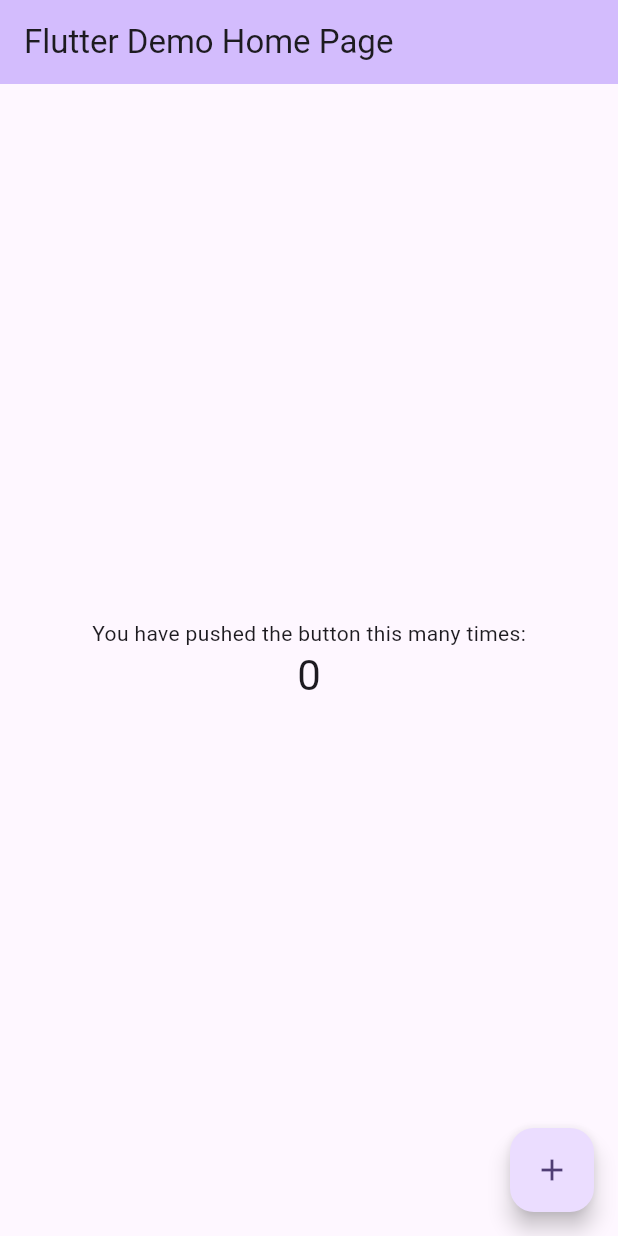
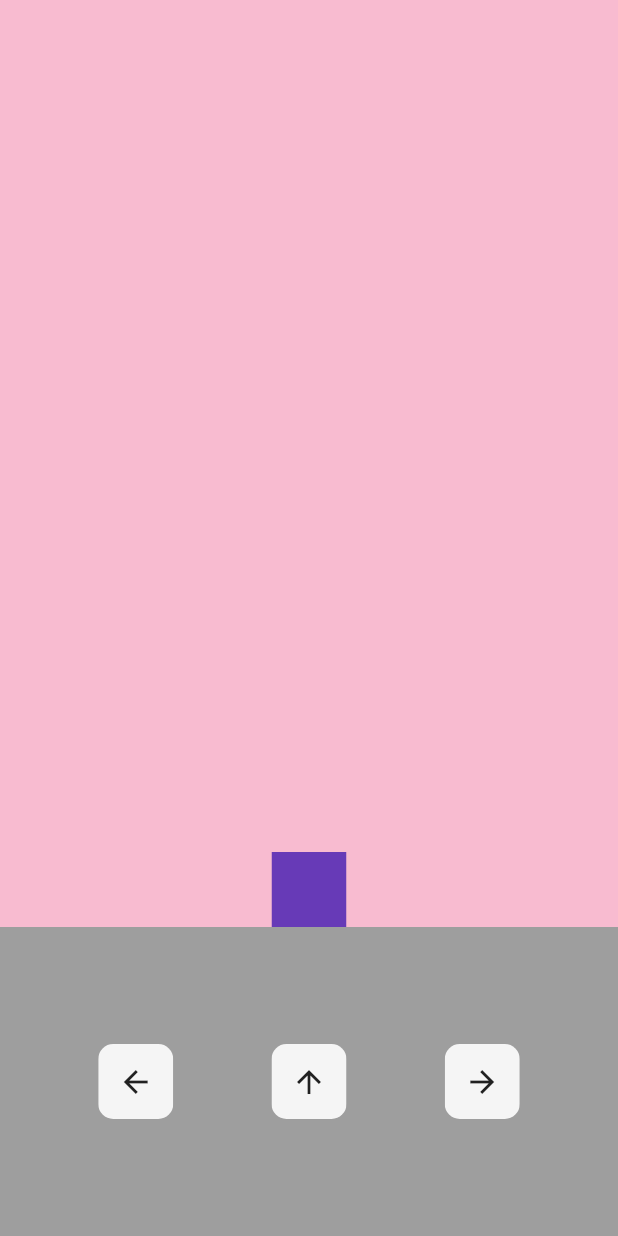
Before and after one commit to Nooberd-Incompat/bubble-trouble, a Flutter app: the screen it shows after launch, on a phone screen of 412 x 824 dp. Run offline on Flutter 3.47's test engine with Material 3 defaults, Android fonts, the phone set to English and light mode, and no system bars.

Commit message:
made the framework of the game

```diff
--- a/lib/main.dart
+++ b/lib/main.dart
@@ -1,125 +1,16 @@
+import 'package:bubbletrouble/screens/home.dart';
 import 'package:flutter/material.dart';
 
 void main() {
-  runApp(const MyApp());
+  runApp(MyApp());
 }
 
 class MyApp extends StatelessWidget {
-  const MyApp({super.key});
-
-  // This widget is the root of your application.
   @override
   Widget build(BuildContext context) {
     return MaterialApp(
-      title: 'Flutter Demo',
-      theme: ThemeData(
-        // This is the theme of your application.
-        //
-        // TRY THIS: Try running your application with "flutter run". You'll see
-        // the application has a purple toolbar. Then, without quitting the app,
-        // try changing the seedColor in the colorScheme below to Colors.green
-        // and then invoke "hot reload" (save your changes or press the "hot
-        // reload" button in a Flutter-supported IDE, or press "r" if you used
-        // the command line to start the app).
-        //
-        // Notice that the counter didn't reset back to zero; the application
-        // state is not lost during the reload. To reset the state, use hot
-        // restart instead.
-        //
-        // This works for code too, not just values: Most code changes can be
-        // tested with just a hot reload.
-        colorScheme: ColorScheme.fromSeed(seedColor: Colors.deepPurple),
-        useMaterial3: true,
-      ),
-      home: const MyHomePage(title: 'Flutter Demo Home Page'),
+      debugShowCheckedModeBanner: false,
+      home: HomePage(),
     );
   }
 }
-
-class MyHomePage extends StatefulWidget {
-  const MyHomePage({super.key, required this.title});
-
-  // This widget is the home page of your application. It is stateful, meaning
-  // that it has a State object (defined below) that contains fields that affect
-  // how it looks.
-
-  // This class is the configuration for the state. It holds the values (in this
-  // case the title) provided by the parent (in this case the App widget) and
-  // used by the build method of the State. Fields in a Widget subclass are
-  // always marked "final".
-
-  final String title;
-
-  @override
-  State<MyHomePage> createState() => _MyHomePageState();
-}
-
-class _MyHomePageState extends State<MyHomePage> {
-  int _counter = 0;
-
-  void _incrementCounter() {
-    setState(() {
-      // This call to setState tells the Flutter framework that something has
-      // changed in this State, which causes it to rerun the build method below
-      // so that the display can reflect the updated values. If we changed
-      // _counter without calling setState(), then the build method would not be
-      // called again, and so nothing would appear to happen.
-      _counter++;
-    });
-  }
-
-  @override
-  Widget build(BuildContext context) {
-    // This method is rerun every time setState is called, for instance as done
-    // by the _incrementCounter method above.
-    //
-    // The Flutter framework has been optimized to make rerunning build methods
-    // fast, so that you can just rebuild anything that needs updating rather
-    // than having to individually change instances of widgets.
-    return Scaffold(
-      appBar: AppBar(
-        // TRY THIS: Try changing the color here to a specific color (to
-        // Colors.amber, perhaps?) and trigger a hot reload to see the AppBar
-        // change color while the other colors stay the same.
-        backgroundColor: Theme.of(context).colorScheme.inversePrimary,
-        // Here we take the value from the MyHomePage object that was created by
-        // the App.build method, and use it to set our appbar title.
-        title: Text(widget.title),
-      ),
-      body: Center(
-        // Center is a layout widget. It takes a single child and positions it
-        // in the middle of the parent.
-        child: Column(
-          // Column is also a layout widget. It takes a list of children and
-          // arranges them vertically. By default, it sizes itself to fit its
-          // children horizontally, and tries to be as tall as its parent.
-          //
-          // Column has various properties to control how it sizes itself and
-          // how it positions its children. Here we use mainAxisAlignment to
-          // center the children vertically; the main axis here is the vertical
-          // axis because Columns are vertical (the cross axis would be
-          // horizontal).
-          //
-          // TRY THIS: Invoke "debug painting" (choose the "Toggle Debug Paint"
-          // action in the IDE, or press "p" in the console), to see the
-          // wireframe for each widget.
-          mainAxisAlignment: MainAxisAlignment.center,
-          children: <Widget>[
-            const Text(
-              'You have pushed the button this many times:',
-            ),
-            Text(
-              '$_counter',
-              style: Theme.of(context).textTheme.headlineMedium,
-            ),
-          ],
-        ),
-      ),
-      floatingActionButton: FloatingActionButton(
-        onPressed: _incrementCounter,
-        tooltip: 'Increment',
-        child: const Icon(Icons.add),
-      ), // This trailing comma makes auto-formatting nicer for build methods.
-    );
-  }
-}
--- /dev/null
+++ b/lib/screens/home.dart
@@ -0,0 +1,77 @@
+import 'package:bubbletrouble/widgets/button.dart';
+import 'package:bubbletrouble/widgets/player.dart';
+import 'package:flutter/material.dart';
+import 'package:flutter/widgets.dart';
+
+class HomePage extends StatefulWidget {
+  const HomePage({super.key});
+
+  @override
+  State<HomePage> createState() => _HomePageState();
+}
+
+class _HomePageState extends State<HomePage> {
+  //player variables
+  double playerX = 0;
+
+  void moveLeft() {
+    setState(() {
+      playerX -= 0.1;
+    });
+  }
+
+  void moveRight() {
+    setState(() {
+      playerX += 0.1;
+    });
+  }
+
+  void fireMissile() {}
+
+  @override
+  Widget build(BuildContext context) {
+    return KeyboardListener(
+      focusNode: FocusNode(),
+      autofocus: true,
+      // onKeyEvent: (KeyEvent event) {if(event.physicalKey.)},
+      child: Column(
+        children: [
+          Expanded(
+            flex: 3,
+            child: Container(
+              color: Colors.pink[100],
+              child: Center(
+                child: Stack(
+                  children: [
+                    MyPlayer(playerX: playerX),
+                  ],
+                ),
+              ),
+            ),
+          ),
+          Expanded(
+            child: Container(
+                color: Colors.grey,
+                child: Row(
+                  mainAxisAlignment: MainAxisAlignment.spaceEvenly,
+                  children: [
+                    MyButton(
+                      icon: Icons.arrow_back,
+                      function: moveLeft,
+                    ),
+                    MyButton(
+                      icon: Icons.arrow_upward,
+                      function: fireMissile,
+                    ),
+                    MyButton(
+                      icon: Icons.arrow_forward,
+                      function: moveRight,
+                    ),
+                  ],
+                )),
+          )
+        ],
+      ),
+    );
+  }
+}
--- /dev/null
+++ b/lib/widgets/button.dart
@@ -0,0 +1,26 @@
+import 'package:flutter/material.dart';
+
+class MyButton extends StatelessWidget {
+  const MyButton({super.key, this.icon, this.function});
+
+  final icon;
+  final function;
+
+  @override
+  Widget build(BuildContext context) {
+    return GestureDetector(
+      onTap: function,
+      child: ClipRRect(
+        borderRadius: BorderRadius.circular(10),
+        child: Container(
+          color: Colors.grey[100],
+          width: 50,
+          height: 50,
+          child: Center(
+            child: Icon(icon),
+          ),
+        ),
+      ),
+    );
+  }
+}
--- /dev/null
+++ b/lib/widgets/player.dart
@@ -0,0 +1,15 @@
+import 'package:flutter/material.dart';
+
+class MyPlayer extends StatelessWidget {
+  const MyPlayer({super.key, this.playerX});
+  final playerX;
+
+  @override
+  Widget build(BuildContext context) {
+    return Container(
+      alignment: Alignment(playerX, 1),
+      child: ClipRRect(
+          child: Container(color: Colors.deepPurple, height: 50, width: 50)),
+    );
+  }
+}
```
